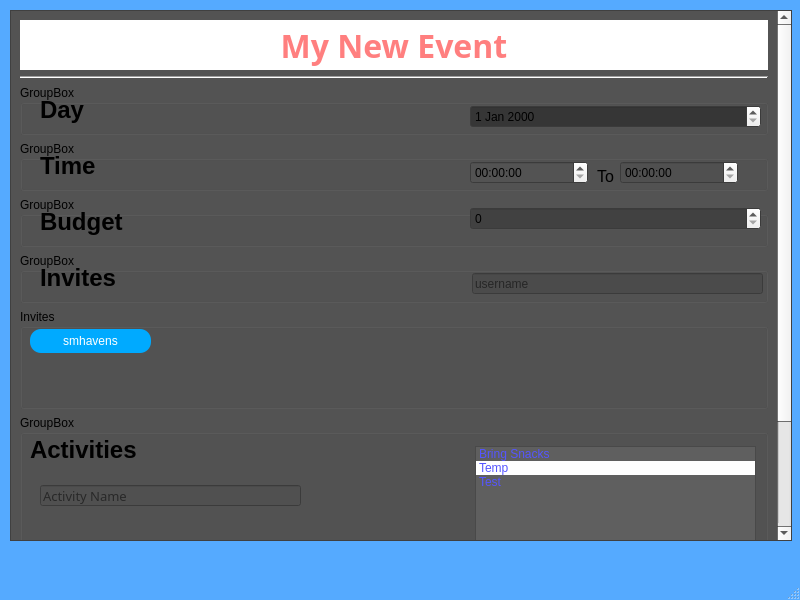
Above: createEvent.ui from smhavens/MeetUp before the change. Below: the same form after it.
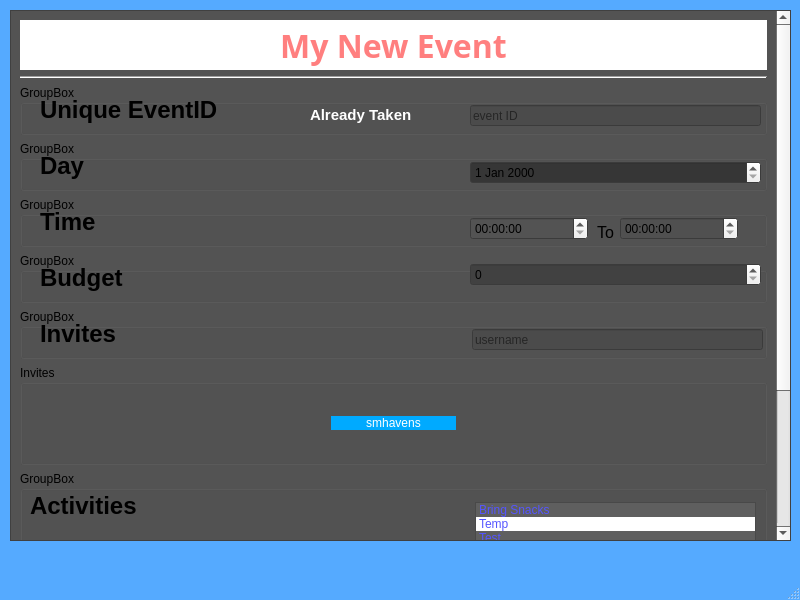
That is the form after the change.

What changed in the file:
```diff
--- a/createEvent.ui
+++ b/createEvent.ui
@@ -83,7 +83,7 @@
      <rect>
       <x>10</x>
       <y>10</y>
-      <width>782</width>
+      <width>781</width>
       <height>531</height>
      </rect>
     </property>
@@ -161,9 +161,9 @@
      <property name="geometry">
       <rect>
        <x>0</x>
-       <y>-140</y>
-       <width>768</width>
-       <height>669</height>
+       <y>0</y>
+       <width>767</width>
+       <height>725</height>
       </rect>
      </property>
      <layout class="QVBoxLayout" name="verticalLayout_2">
@@ -268,6 +268,118 @@
         </property>
        </widget>
       </item>
+      <item>
+       <widget class="QGroupBox" name="groupBox_5">
+        <property name="sizePolicy">
+         <sizepolicy hsizetype="Expanding" vsizetype="Fixed">
+          <horstretch>0</horstretch>
+          <verstretch>0</verstretch>
+         </sizepolicy>
+        </property>
+        <property name="minimumSize">
+         <size>
+          <width>0</width>
+          <height>50</height>
+         </size>
+        </property>
+        <property name="baseSize">
+         <size>
+          <width>100</width>
+          <height>100</height>
+         </size>
+        </property>
+        <property name="title">
+         <string>GroupBox</string>
+        </property>
+        <widget class="QLabel" name="label_7">
+         <property name="geometry">
+          <rect>
+           <x>20</x>
+           <y>0</y>
+           <width>211</width>
+           <height>50</height>
+          </rect>
+         </property>
+         <property name="sizePolicy">
+          <sizepolicy hsizetype="Fixed" vsizetype="Fixed">
+           <horstretch>0</horstretch>
+           <verstretch>0</verstretch>
+          </sizepolicy>
+         </property>
+         <property name="minimumSize">
+          <size>
+           <width>0</width>
+           <height>50</height>
+          </size>
+         </property>
+         <property name="text">
+          <string>&lt;html&gt;&lt;head/&gt;&lt;body&gt;&lt;p&gt;&lt;span style=&quot; font-size:18pt; font-weight:700; color:#000000;&quot;&gt;Unique EventID&lt;/span&gt;&lt;/p&gt;&lt;/body&gt;&lt;/html&gt;</string>
+         </property>
+        </widget>
+        <widget class="QLineEdit" name="inputEventID">
+         <property name="geometry">
+          <rect>
+           <x>450</x>
+           <y>20</y>
+           <width>291</width>
+           <height>21</height>
+          </rect>
+         </property>
+         <property name="palette">
+          <palette>
+           <active>
+            <colorrole role="Base">
+             <brush brushstyle="SolidPattern">
+              <color alpha="255">
+               <red>75</red>
+               <green>75</green>
+               <blue>75</blue>
+              </color>
+             </brush>
+            </colorrole>
+           </active>
+           <inactive>
+            <colorrole role="Base">
+             <brush brushstyle="SolidPattern">
+              <color alpha="255">
+               <red>75</red>
+               <green>75</green>
+               <blue>75</blue>
+              </color>
+             </brush>
+            </colorrole>
+           </inactive>
+           <disabled/>
+          </palette>
+         </property>
+         <property name="placeholderText">
+          <string>event ID</string>
+         </property>
+        </widget>
+        <widget class="QLabel" name="eventIDError">
+         <property name="enabled">
+          <bool>true</bool>
+         </property>
+         <property name="geometry">
+          <rect>
+           <x>290</x>
+           <y>20</y>
+           <width>131</width>
+           <height>21</height>
+          </rect>
+         </property>
+         <property name="layoutDirection">
+          <enum>Qt::LayoutDirection::LeftToRight</enum>
+         </property>
+         <property name="text">
+          <string>&lt;html&gt;&lt;head/&gt;&lt;body&gt;&lt;p&gt;&lt;span style=&quot; font-size:11pt; font-weight:700; color:#ffffff;&quot;&gt;Already Taken&lt;/span&gt;&lt;/p&gt;&lt;/body&gt;&lt;/html&gt;</string>
+         </property>
+         <property name="alignment">
+          <set>Qt::AlignmentFlag::AlignLeading|Qt::AlignmentFlag::AlignLeft|Qt::AlignmentFlag::AlignVCenter</set>
+         </property>
+        </widget>
+       </widget>
+      </item>
       <item>
        <widget class="QGroupBox" name="groupBox">
         <property name="sizePolicy">
@@ -734,20 +846,26 @@
         <property name="title">
          <string>Invites</string>
         </property>
-        <widget class="QPushButton" name="pushButton">
-         <property name="geometry">
-          <rect>
-           <x>10</x>
-           <y>20</y>
-           <width>121</width>
-           <height>24</height>
-          </rect>
-         </property>
-         <property name="autoFillBackground">
-          <bool>false</bool>
-         </property>
-         <property name="styleSheet">
-          <string notr="true">QPushButton {
+        <layout class="QGridLayout" name="gridLayout">
+         <item row="0" column="0">
+          <widget class="QPushButton" name="pushButton">
+           <property name="sizePolicy">
+            <sizepolicy hsizetype="Fixed" vsizetype="Fixed">
+             <horstretch>0</horstretch>
+             <verstretch>0</verstretch>
+            </sizepolicy>
+           </property>
+           <property name="minimumSize">
+            <size>
+             <width>125</width>
+             <height>0</height>
+            </size>
+           </property>
+           <property name="autoFillBackground">
+            <bool>false</bool>
+           </property>
+           <property name="styleSheet">
+            <string notr="true">QPushButton {
 border: 10;
 border-radius: 11;
 border-color: grey;
@@ -759,11 +877,13 @@
 QPushButton:hover {
 background: rgb(0, 0, 127);
 }</string>
-         </property>
-         <property name="text">
-          <string>smhavens</string>
-         </property>
-        </widget>
+           </property>
+           <property name="text">
+            <string>smhavens</string>
+           </property>
+          </widget>
+         </item>
+        </layout>
        </widget>
       </item>
       <item>
@@ -822,9 +942,9 @@
             <colorrole role="Text">
              <brush brushstyle="SolidPattern">
               <color alpha="255">
-               <red>0</red>
-               <green>0</green>
-               <blue>0</blue>
+               <red>85</red>
+               <green>85</green>
+               <blue>255</blue>
               </color>
              </brush>
             </colorrole>
@@ -896,9 +1016,9 @@
             <colorrole role="Text">
              <brush brushstyle="SolidPattern">
               <color alpha="255">
-               <red>0</red>
-               <green>0</green>
-               <blue>0</blue>
+               <red>85</red>
+               <green>85</green>
+               <blue>255</blue>
               </color>
              </brush>
             </colorrole>
```
Left out of the diff: 6 changed lines with no effect on the pictures.
